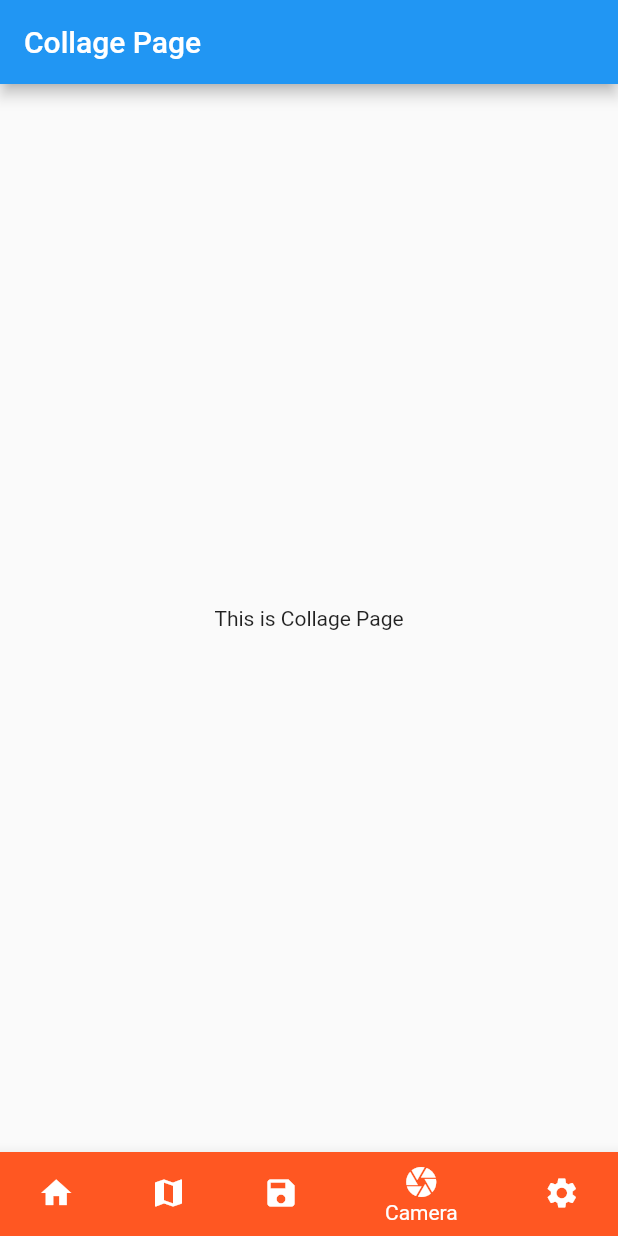
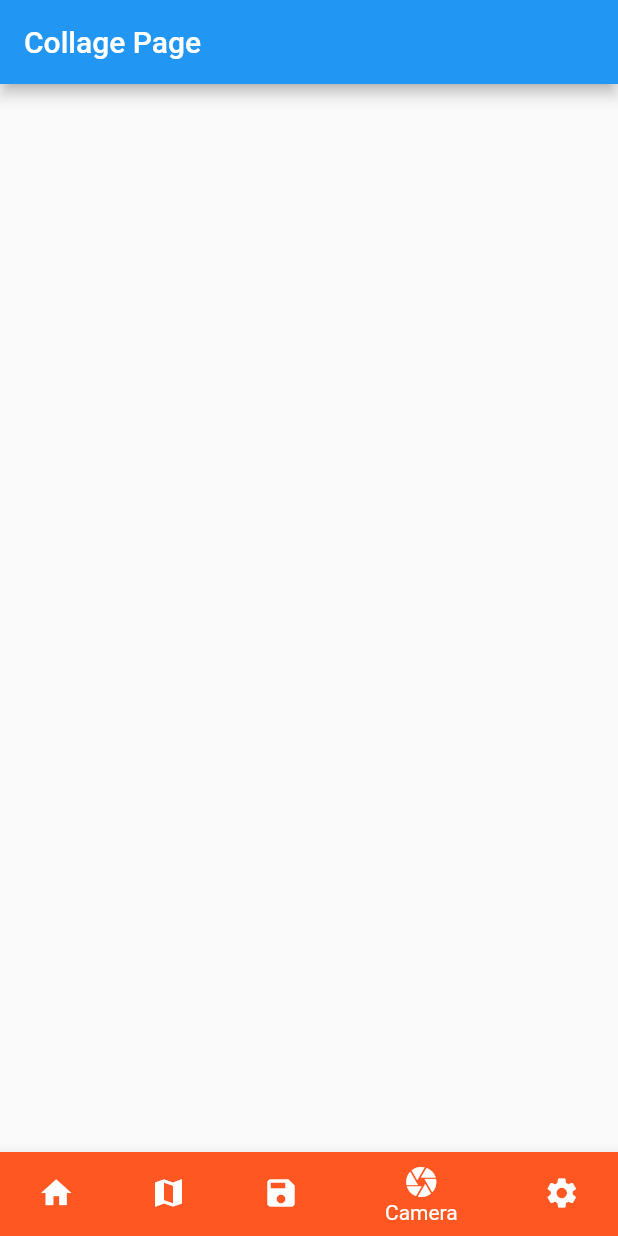
Before and after one commit to meetBOBpatel/TravelAdvisor, a Flutter app: the screen it shows after launch, item 4 of the bottom bar chosen, on a phone screen of 412 x 824 dp. Run offline on Flutter 3.47's test engine with Material 2 defaults, Android fonts, the phone set to English and light mode, and no system bars; our stand-ins replace vm_service; missing offline and left inert: dart:html.

```diff
--- a/lib/CameraPage.dart
+++ b/lib/CameraPage.dart
@@ -5,16 +5,14 @@ class CameraPage extends StatefulWidget {
   _CameraPageState createState() => _CameraPageState();
 }
 
-class _CameraPageState extends State<CameraPage> {
+class _CameraPageState extends State<CameraPage>
+    with SingleTickerProviderStateMixin {
   @override
   Widget build(BuildContext context) {
     return new Scaffold(
-      appBar: new AppBar(
-        title: new Text("Collage Page"),
-      ),
-      body: new Center(
-        child: new Text("This is Collage Page"),
-      ),
-    );
+        appBar: new AppBar(
+          title: new Text("Collage Page"),
+        )
+      );
   }
 }
```
Also changed, not shown: lib/HomePage.dart (+31 -7 lines), pubspec.yaml (+14 -3 lines), assets/icon1.jpg (added), assets/icon10.jpg (added), assets/icon11.jpg (added), assets/icon12.jpg (added), assets/icon2.jpg (added), assets/icon3.jpg (added), assets/icon4.jpg (added), assets/icon5.jpg (added), assets/icon6.jpg (added), assets/icon7.jpg (added), assets/icon8.jpg (added), assets/icon9.jpg (added).
